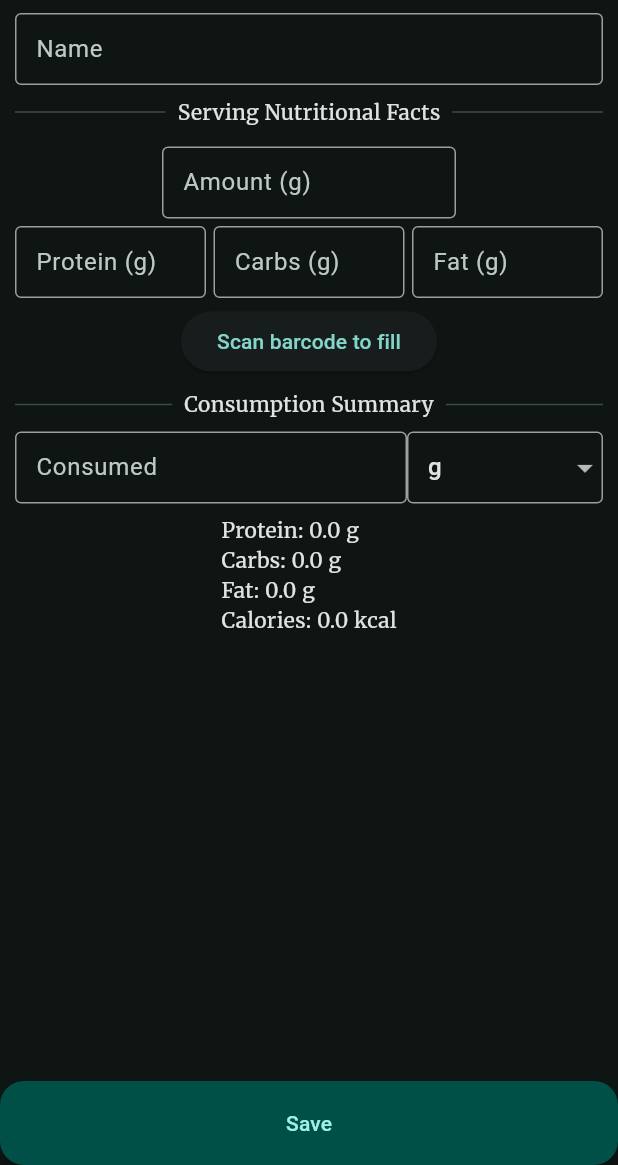
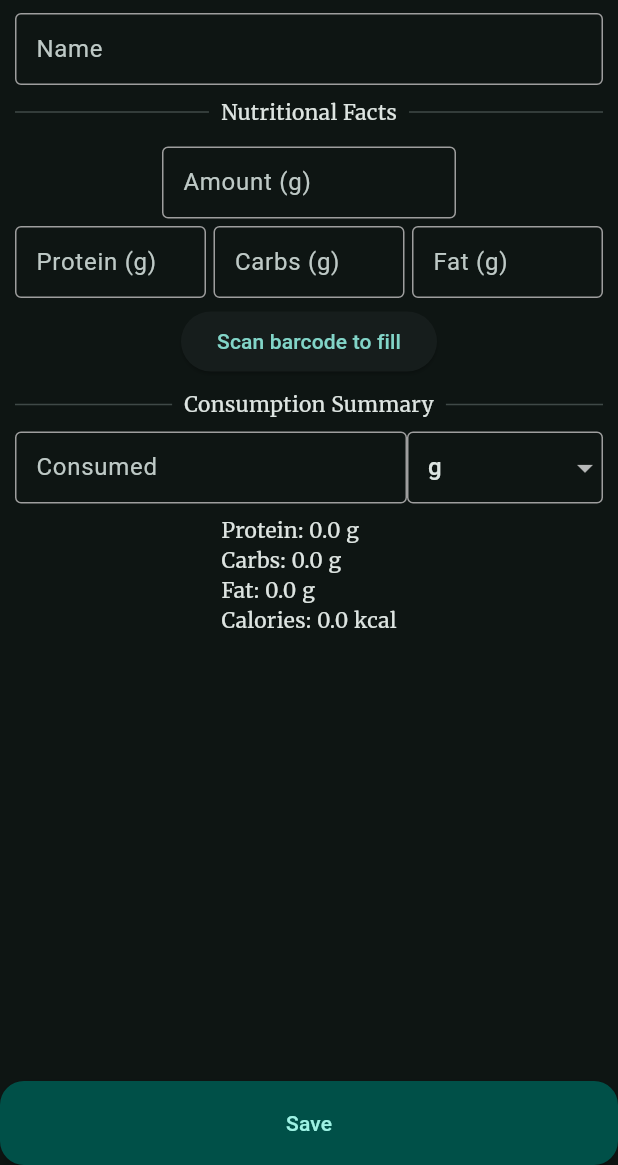
Before and after one commit to julianb393/Nood-Food, a Flutter app: the FoodEditor screen opened directly with empty values, on a phone screen of 412 x 824 dp, the part 71-1236 px from its top. Run offline on Flutter 3.47's test engine with Material 3 defaults, Android fonts, the phone set to English and light mode, and no system bars; our stand-ins replace cloud_firestore, data_table_2, easy_localization, email_validator, firebase_auth, firebase_core and 5 more; missing offline and left inert: flutter_barcode_scanner, weekly_date_picker; accounts and stored records are empty.

Commit message:
removed keyword serving from food editor div

```diff
--- a/lib/views/pages/meals/food_editor.dart
+++ b/lib/views/pages/meals/food_editor.dart
@@ -168,7 +168,7 @@ class _FoodEditorState extends State<FoodEditor> {
                           Expanded(child: Divider()),
                           Padding(
                             padding: EdgeInsets.all(8.0),
-                            child: Text('Serving Nutritional Facts'),
+                            child: Text('Nutritional Facts'),
                           ),
                           Expanded(child: Divider()),
                         ],
```
